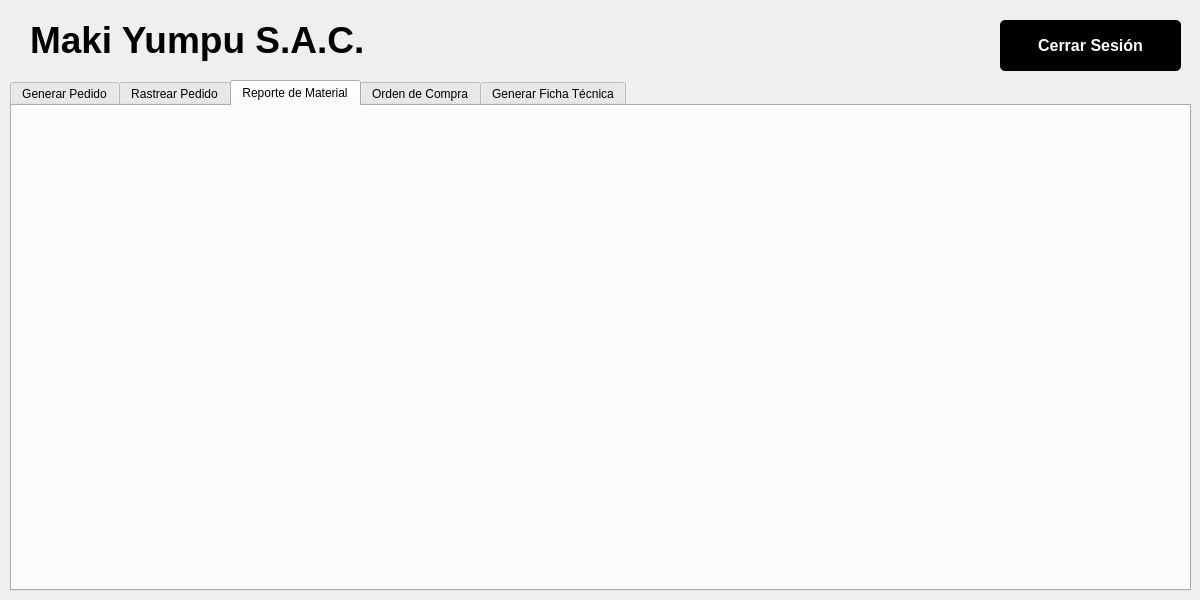
This is ui/main_window.ui in Bubbl33s/maki-yumpu-irs as Qt 5 draws it before an edit. The edited form follows.
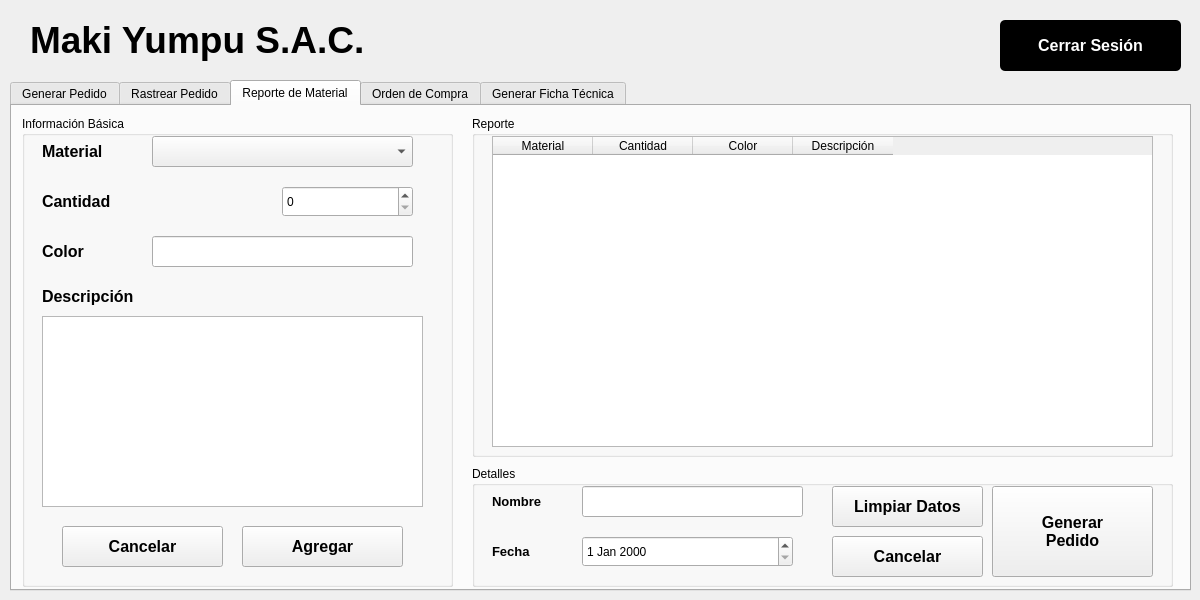
This is the edited form. The open tabs and pages were chosen to show the change.

```diff
--- a/ui/main_window.ui
+++ b/ui/main_window.ui
@@ -812,6 +812,355 @@
      <attribute name="title">
       <string>Reporte de Material</string>
      </attribute>
+     <widget class="QGroupBox" name="groupBox_6">
+      <property name="geometry">
+       <rect>
+        <x>10</x>
+        <y>10</y>
+        <width>431</width>
+        <height>471</height>
+       </rect>
+      </property>
+      <property name="title">
+       <string>Información Básica</string>
+      </property>
+      <widget class="QLabel" name="label_17">
+       <property name="geometry">
+        <rect>
+         <x>20</x>
+         <y>70</y>
+         <width>121</width>
+         <height>31</height>
+        </rect>
+       </property>
+       <property name="font">
+        <font>
+         <family>Microsoft YaHei UI</family>
+         <pointsize>12</pointsize>
+        </font>
+       </property>
+       <property name="text">
+        <string>&lt;html&gt;&lt;head/&gt;&lt;body&gt;&lt;p&gt;&lt;span style=&quot; font-weight:600;&quot;&gt;Cantidad&lt;/span&gt;&lt;/p&gt;&lt;/body&gt;&lt;/html&gt;</string>
+       </property>
+      </widget>
+      <widget class="QLabel" name="label_16">
+       <property name="geometry">
+        <rect>
+         <x>20</x>
+         <y>20</y>
+         <width>121</width>
+         <height>31</height>
+        </rect>
+       </property>
+       <property name="font">
+        <font>
+         <family>Microsoft YaHei UI</family>
+         <pointsize>12</pointsize>
+        </font>
+       </property>
+       <property name="text">
+        <string>&lt;html&gt;&lt;head/&gt;&lt;body&gt;&lt;p&gt;&lt;span style=&quot; font-weight:600;&quot;&gt;Material&lt;/span&gt;&lt;/p&gt;&lt;/body&gt;&lt;/html&gt;</string>
+       </property>
+      </widget>
+      <widget class="QSpinBox" name="spinBox_2">
+       <property name="geometry">
+        <rect>
+         <x>260</x>
+         <y>70</y>
+         <width>131</width>
+         <height>31</height>
+        </rect>
+       </property>
+      </widget>
+      <widget class="QComboBox" name="comboBox_3">
+       <property name="geometry">
+        <rect>
+         <x>130</x>
+         <y>20</y>
+         <width>261</width>
+         <height>31</height>
+        </rect>
+       </property>
+      </widget>
+      <widget class="QLabel" name="label_18">
+       <property name="geometry">
+        <rect>
+         <x>20</x>
+         <y>120</y>
+         <width>121</width>
+         <height>31</height>
+        </rect>
+       </property>
+       <property name="font">
+        <font>
+         <family>Microsoft YaHei UI</family>
+         <pointsize>12</pointsize>
+        </font>
+       </property>
+       <property name="text">
+        <string>&lt;html&gt;&lt;head/&gt;&lt;body&gt;&lt;p&gt;&lt;span style=&quot; font-weight:600;&quot;&gt;Color&lt;/span&gt;&lt;/p&gt;&lt;/body&gt;&lt;/html&gt;</string>
+       </property>
+      </widget>
+      <widget class="QLineEdit" name="lineEdit">
+       <property name="geometry">
+        <rect>
+         <x>130</x>
+         <y>120</y>
+         <width>261</width>
+         <height>31</height>
+        </rect>
+       </property>
+      </widget>
+      <widget class="QTextEdit" name="textEdit_5">
+       <property name="geometry">
+        <rect>
+         <x>20</x>
+         <y>200</y>
+         <width>381</width>
+         <height>191</height>
+        </rect>
+       </property>
+      </widget>
+      <widget class="QLabel" name="label_19">
+       <property name="geometry">
+        <rect>
+         <x>20</x>
+         <y>170</y>
+         <width>181</width>
+         <height>21</height>
+        </rect>
+       </property>
+       <property name="font">
+        <font>
+         <family>Microsoft YaHei UI</family>
+         <pointsize>12</pointsize>
+        </font>
+       </property>
+       <property name="text">
+        <string>&lt;html&gt;&lt;head/&gt;&lt;body&gt;&lt;p&gt;&lt;span style=&quot; font-weight:600;&quot;&gt;Descripción&lt;/span&gt;&lt;/p&gt;&lt;/body&gt;&lt;/html&gt;</string>
+       </property>
+      </widget>
+      <widget class="QPushButton" name="btn_cancelar_2">
+       <property name="geometry">
+        <rect>
+         <x>220</x>
+         <y>410</y>
+         <width>161</width>
+         <height>41</height>
+        </rect>
+       </property>
+       <property name="font">
+        <font>
+         <family>Microsoft YaHei UI</family>
+         <pointsize>12</pointsize>
+         <weight>75</weight>
+         <bold>true</bold>
+        </font>
+       </property>
+       <property name="text">
+        <string>Agregar</string>
+       </property>
+      </widget>
+      <widget class="QPushButton" name="btn_cancelar_3">
+       <property name="geometry">
+        <rect>
+         <x>40</x>
+         <y>410</y>
+         <width>161</width>
+         <height>41</height>
+        </rect>
+       </property>
+       <property name="font">
+        <font>
+         <family>Microsoft YaHei UI</family>
+         <pointsize>12</pointsize>
+         <weight>75</weight>
+         <bold>true</bold>
+        </font>
+       </property>
+       <property name="text">
+        <string>Cancelar</string>
+       </property>
+      </widget>
+     </widget>
+     <widget class="QGroupBox" name="groupBox_7">
+      <property name="geometry">
+       <rect>
+        <x>460</x>
+        <y>10</y>
+        <width>701</width>
+        <height>341</height>
+       </rect>
+      </property>
+      <property name="title">
+       <string>Reporte</string>
+      </property>
+      <widget class="QTableWidget" name="tableWidget_2">
+       <property name="geometry">
+        <rect>
+         <x>20</x>
+         <y>20</y>
+         <width>661</width>
+         <height>311</height>
+        </rect>
+       </property>
+       <column>
+        <property name="text">
+         <string>Material</string>
+        </property>
+       </column>
+       <column>
+        <property name="text">
+         <string>Cantidad</string>
+        </property>
+       </column>
+       <column>
+        <property name="text">
+         <string>Color</string>
+        </property>
+       </column>
+       <column>
+        <property name="text">
+         <string>Descripción</string>
+        </property>
+       </column>
+      </widget>
+     </widget>
+     <widget class="QGroupBox" name="groupBox_8">
+      <property name="geometry">
+       <rect>
+        <x>460</x>
+        <y>360</y>
+        <width>701</width>
+        <height>121</height>
+       </rect>
+      </property>
+      <property name="title">
+       <string>Detalles</string>
+      </property>
+      <widget class="QLineEdit" name="lineEdit_2">
+       <property name="geometry">
+        <rect>
+         <x>110</x>
+         <y>20</y>
+         <width>221</width>
+         <height>31</height>
+        </rect>
+       </property>
+      </widget>
+      <widget class="QLabel" name="label_20">
+       <property name="geometry">
+        <rect>
+         <x>20</x>
+         <y>20</y>
+         <width>121</width>
+         <height>31</height>
+        </rect>
+       </property>
+       <property name="font">
+        <font>
+         <family>Microsoft YaHei UI</family>
+         <pointsize>10</pointsize>
+        </font>
+       </property>
+       <property name="text">
+        <string>&lt;html&gt;&lt;head/&gt;&lt;body&gt;&lt;p&gt;&lt;span style=&quot; font-weight:600;&quot;&gt;Nombre&lt;/span&gt;&lt;/p&gt;&lt;/body&gt;&lt;/html&gt;</string>
+       </property>
+      </widget>
+      <widget class="QDateEdit" name="dateEdit_4">
+       <property name="geometry">
+        <rect>
+         <x>110</x>
+         <y>70</y>
+         <width>211</width>
+         <height>31</height>
+        </rect>
+       </property>
+      </widget>
+      <widget class="QLabel" name="label_21">
+       <property name="geometry">
+        <rect>
+         <x>20</x>
+         <y>70</y>
+         <width>121</width>
+         <height>31</height>
+        </rect>
+       </property>
+       <property name="font">
+        <font>
+         <family>Microsoft YaHei UI</family>
+         <pointsize>10</pointsize>
+        </font>
+       </property>
+       <property name="text">
+        <string>&lt;html&gt;&lt;head/&gt;&lt;body&gt;&lt;p&gt;&lt;span style=&quot; font-weight:600;&quot;&gt;Fecha&lt;/span&gt;&lt;/p&gt;&lt;/body&gt;&lt;/html&gt;</string>
+       </property>
+      </widget>
+      <widget class="QPushButton" name="btn_cancelar_4">
+       <property name="geometry">
+        <rect>
+         <x>360</x>
+         <y>70</y>
+         <width>151</width>
+         <height>41</height>
+        </rect>
+       </property>
+       <property name="font">
+        <font>
+         <family>Microsoft YaHei UI</family>
+         <pointsize>12</pointsize>
+         <weight>75</weight>
+         <bold>true</bold>
+        </font>
+       </property>
+       <property name="text">
+        <string>Cancelar</string>
+       </property>
+      </widget>
+      <widget class="QPushButton" name="btn_limpiar_7">
+       <property name="geometry">
+        <rect>
+         <x>360</x>
+         <y>20</y>
+         <width>151</width>
+         <height>41</height>
+        </rect>
+       </property>
+       <property name="font">
+        <font>
+         <family>Microsoft YaHei UI</family>
+         <pointsize>12</pointsize>
+         <weight>75</weight>
+         <bold>true</bold>
+        </font>
+       </property>
+       <property name="text">
+        <string>Limpiar Datos</string>
+       </property>
+      </widget>
+      <widget class="QPushButton" name="btn_generar_2">
+       <property name="geometry">
+        <rect>
+         <x>520</x>
+         <y>20</y>
+         <width>161</width>
+         <height>91</height>
+        </rect>
+       </property>
+       <property name="font">
+        <font>
+         <family>Microsoft YaHei UI</family>
+         <pointsize>12</pointsize>
+         <weight>75</weight>
+         <bold>true</bold>
+        </font>
+       </property>
+       <property name="text">
+        <string>Generar
+Pedido</string>
+       </property>
+      </widget>
+     </widget>
     </widget>
     <widget class="QWidget" name="tab_oc_material">
      <attribute name="title">
```
Left out of the diff: 552 changed lines with no effect on the pictures.
